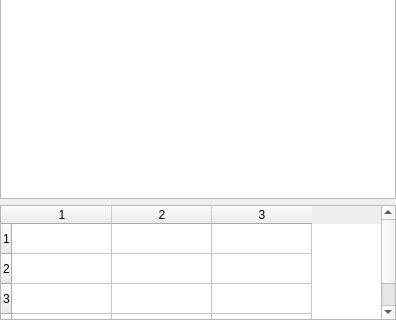
AndreasFMueller/AstroPhotography, file gui/snowgui/instruments/instrumentdisplay.ui: the form before one commit; both pictures show x 0 to 396 and y 169 to 489 of the 396 by 489 pixel window.
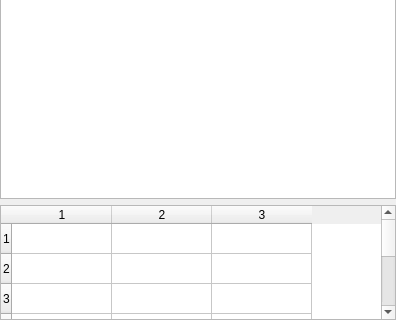
The form after the commit.

Patch:
```diff
--- a/gui/snowgui/instruments/instrumentdisplay.ui
+++ b/gui/snowgui/instruments/instrumentdisplay.ui
@@ -63,7 +63,7 @@
       </size>
      </property>
      <property name="rowCount">
-      <number>4</number>
+      <number>7</number>
      </property>
      <property name="columnCount">
       <number>3</number>
@@ -72,6 +72,9 @@
      <row/>
      <row/>
      <row/>
+     <row/>
+     <row/>
+     <row/>
      <column/>
      <column/>
      <column/>
```
